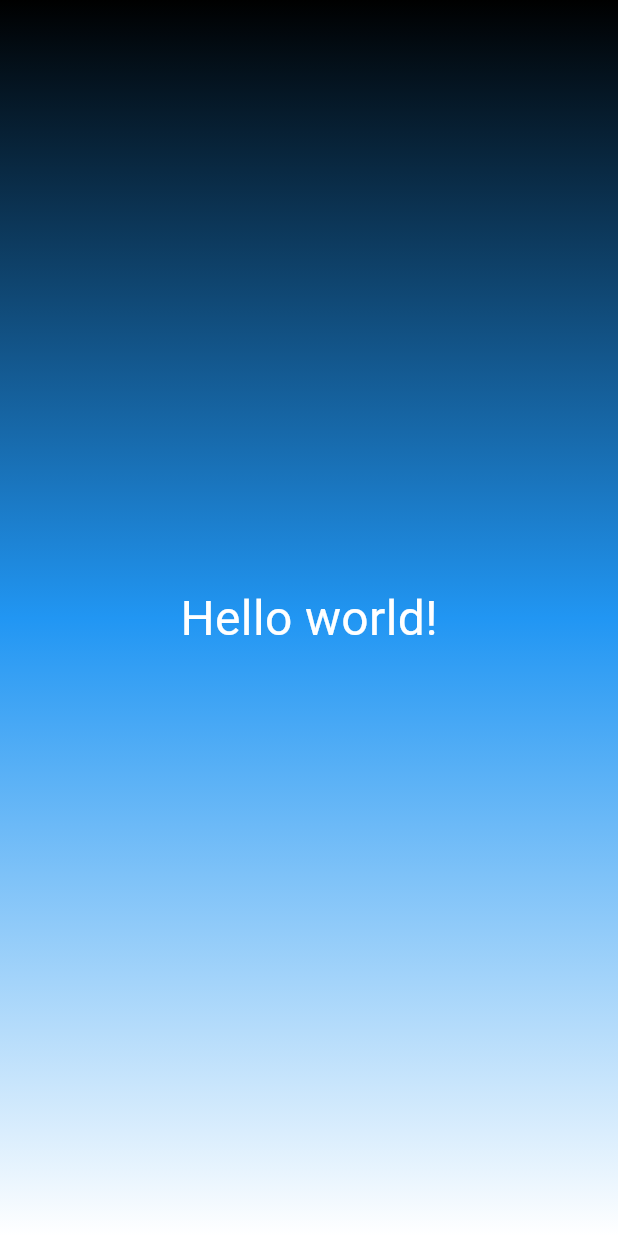
After one commit to Kira21312312/Lab4-5_Flutter_Widgets, a Flutter app: the screen it shows after launch, on a phone screen of 412 x 824 dp. The commit adds this screen. Run offline on Flutter 3.47's test engine with Material 3 defaults, Android fonts, the light colour scheme and no system bars.

Commit message:
Extract StyledText into a separeate widget and file

```diff
--- a/lib/gradient_container.dart
+++ b/lib/gradient_container.dart
@@ -1,4 +1,6 @@
 import "package:flutter/material.dart";
+import "package:flutter_widgets_toranik/styled_text.dart";
+
 
 class GradientContainer extends StatelessWidget {
   const GradientContainer({super.key});
@@ -16,14 +18,7 @@ class GradientContainer extends StatelessWidget {
             end: Alignment.bottomCenter
           ),
         ),
-        child: Center(
-          child: Text("Hello world!",
-          style: TextStyle(
-            color: Colors.white,
-            fontSize: 32,
-          )
-          )
-          )
+        child: StyledText("Hello world!")
           );
   }
 }
--- /dev/null
+++ b/lib/styled_text.dart
@@ -0,0 +1,17 @@
+import "package:flutter/material.dart";
+
+class StyledText extends StatelessWidget {
+  const StyledText(this.text, {super.key});
+  final String text;
+  @override
+  Widget build(BuildContext contex) {
+    return Center(
+          child: Text(text,
+          style: TextStyle(
+            color: Colors.white,
+            fontSize: 32,
+          )
+          )
+          );
+  }
+}
```
Also changed, not shown: img/step4_Toranik.PNG (added).
